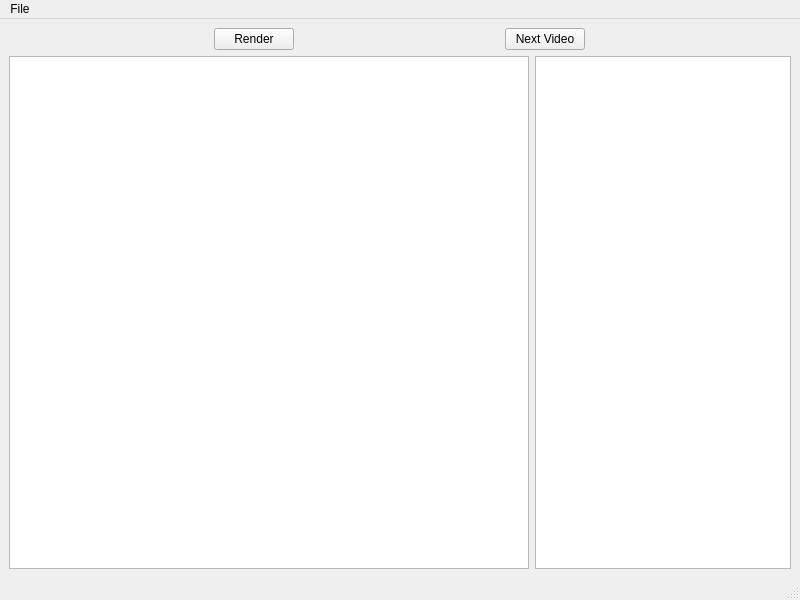
pddenhar/Video-Headshot-Cropper, file main.ui: the form before one commit.
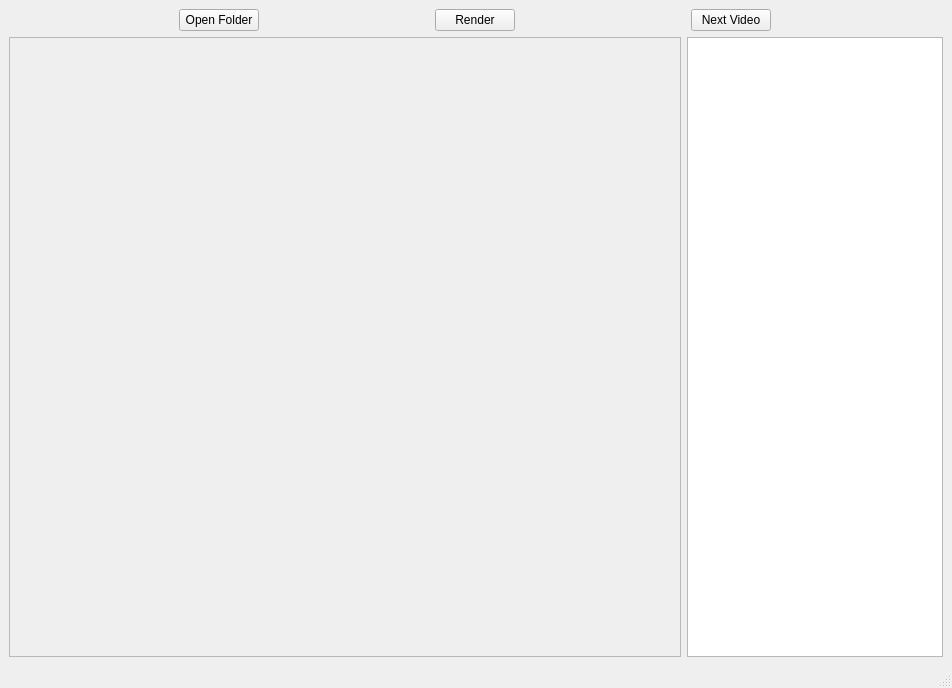
The form after the commit. Icons and pictures are not drawn.

What changed in the file:
```diff
--- a/main.ui
+++ b/main.ui
@@ -6,8 +6,8 @@
    <rect>
     <x>0</x>
     <y>0</y>
-    <width>800</width>
-    <height>600</height>
+    <width>952</width>
+    <height>688</height>
    </rect>
   </property>
   <property name="windowTitle">
@@ -17,6 +17,19 @@
    <layout class="QVBoxLayout" name="verticalLayout_2">
     <item>
      <layout class="QHBoxLayout" name="horizontalLayout">
+      <item>
+       <widget class="QPushButton" name="pushButton">
+        <property name="sizePolicy">
+         <sizepolicy hsizetype="Fixed" vsizetype="Fixed">
+          <horstretch>0</horstretch>
+          <verstretch>0</verstretch>
+         </sizepolicy>
+        </property>
+        <property name="text">
+         <string>Open Folder</string>
+        </property>
+       </widget>
+      </item>
       <item>
        <widget class="QPushButton" name="render">
         <property name="sizePolicy">
@@ -48,10 +61,72 @@
     <item>
      <layout class="QHBoxLayout" name="horizontalLayout_2">
       <item>
-       <widget class="QGraphicsView" name="imageView"/>
+       <widget class="QScrollArea" name="scrollArea">
+        <property name="widgetResizable">
+         <bool>true</bool>
+        </property>
+        <widget class="QWidget" name="scrollAreaWidgetContents">
+         <property name="geometry">
+          <rect>
+           <x>0</x>
+           <y>0</y>
+           <width>668</width>
+           <height>610</height>
+          </rect>
+         </property>
+         <widget class="QLabel" name="imageLabel">
+          <property name="geometry">
+           <rect>
+            <x>110</x>
+            <y>120</y>
+            <width>58</width>
+            <height>15</height>
+           </rect>
+          </property>
+          <property name="sizePolicy">
+           <sizepolicy hsizetype="Ignored" vsizetype="Ignored">
+            <horstretch>0</horstretch>
+            <verstretch>0</verstretch>
+           </sizepolicy>
+          </property>
+          <property name="focusPolicy">
+           <enum>Qt::ClickFocus</enum>
+          </property>
+          <property name="text">
+           <string/>
+          </property>
+          <property name="scaledContents">
+           <bool>true</bool>
+          </property>
+         </widget>
+         <widget class="QLabel" name="templateLabel">
+          <property name="enabled">
+           <bool>true</bool>
+          </property>
+          <property name="sizePolicy">
+           <sizepolicy hsizetype="Ignored" vsizetype="Ignored">
+            <horstretch>0</horstretch>
+            <verstretch>0</verstretch>
+           </sizepolicy>
+          </property>
+          <property name="focusPolicy">
+           <enum>Qt::ClickFocus</enum>
+          </property>
+          <property name="text">
+           <string/>
+          </property>
+          <property name="pixmap">
+           <pixmap>template.png</pixmap>
+          </property>
+          <property name="scaledContents">
+           <bool>true</bool>
+          </property>
+         </widget>
+        </widget>
+       </widget>
       </item>
       <item>
-       <widget class="QListView" name="fileList">
+       <widget class="QListWidget" name="fileList">
         <property name="sizePolicy">
          <sizepolicy hsizetype="Fixed" vsizetype="Expanding">
           <horstretch>0</horstretch>
@@ -64,25 +139,6 @@
     </item>
    </layout>
   </widget>
-  <widget class="QMenuBar" name="menubar">
-   <property name="geometry">
-    <rect>
-     <x>0</x>
-     <y>0</y>
-     <width>800</width>
-     <height>25</height>
-    </rect>
-   </property>
-   <widget class="QMenu" name="menuFile">
-    <property name="title">
-     <string>File</string>
-    </property>
-    <addaction name="actionOpen_Folder"/>
-    <addaction name="separator"/>
-    <addaction name="actionQuit"/>
-   </widget>
-   <addaction name="menuFile"/>
-  </widget>
   <widget class="QStatusBar" name="statusbar"/>
   <action name="actionOpen_Folder">
    <property name="text">
```
Left out of the diff: 69 changed lines with no effect on the pictures.
